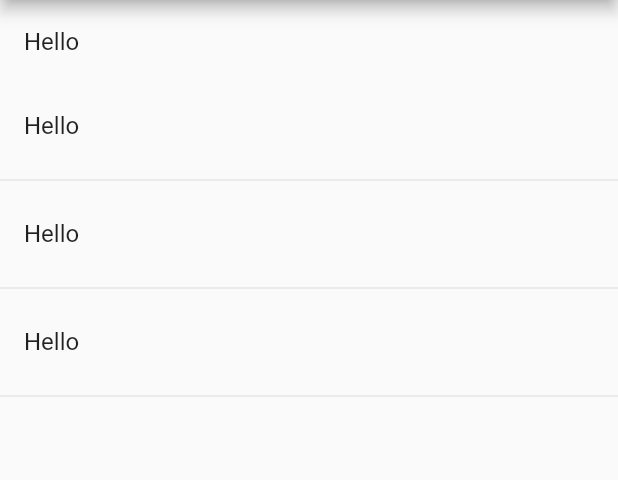
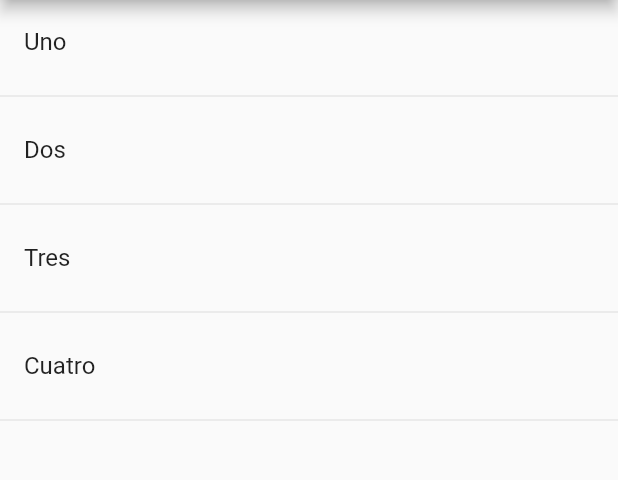
Before and after one commit to alexlondon07/flutter_components, a Flutter app: the screen it shows after launch, on a phone screen of 412 x 824 dp, the part 84-564 px from its top. Run offline on Flutter 3.47's test engine with Material 2 defaults, Android fonts, the phone set to English and light mode, and no system bars.

Commit message:
Crear ListTiles a partir de una lista estática

```diff
--- a/lib/src/pages/home_temp.dart
+++ b/lib/src/pages/home_temp.dart
@@ -2,6 +2,8 @@ import 'package:flutter/material.dart';
 
 
 class HomePageTemp extends StatelessWidget {
+
+  final options = ['Uno', 'Dos', 'Tres', 'Cuatro'];
   @override
   Widget build(BuildContext context) {
     return Scaffold(
@@ -9,24 +11,23 @@ class HomePageTemp extends StatelessWidget {
         title: Text('Components temp'),
       ),
       body:  ListView(
-        children: <Widget>[
-          ListTile(
-            title: Text('Hello'),
-          ),
-          ListTile(
-            title: Text('Hello'),
-          ),
-          Divider(),
-          ListTile(
-            title: Text('Hello'),
-          ),
-          Divider(),
-          ListTile(
-            title: Text('Hello'),
-          ),
-          Divider(),
-        ],
+        children: _createItems(),
       ),
     );
   }
+
+  List<Widget> _createItems(){
+
+    List<Widget> list = new List<Widget>();
+
+    for(String opt in options) {
+
+      final tempWidget = ListTile(
+        title: Text (opt),
+      );
+      list..add( tempWidget )
+          ..add( Divider());
+    }
+    return list;
+  }
 }
```
